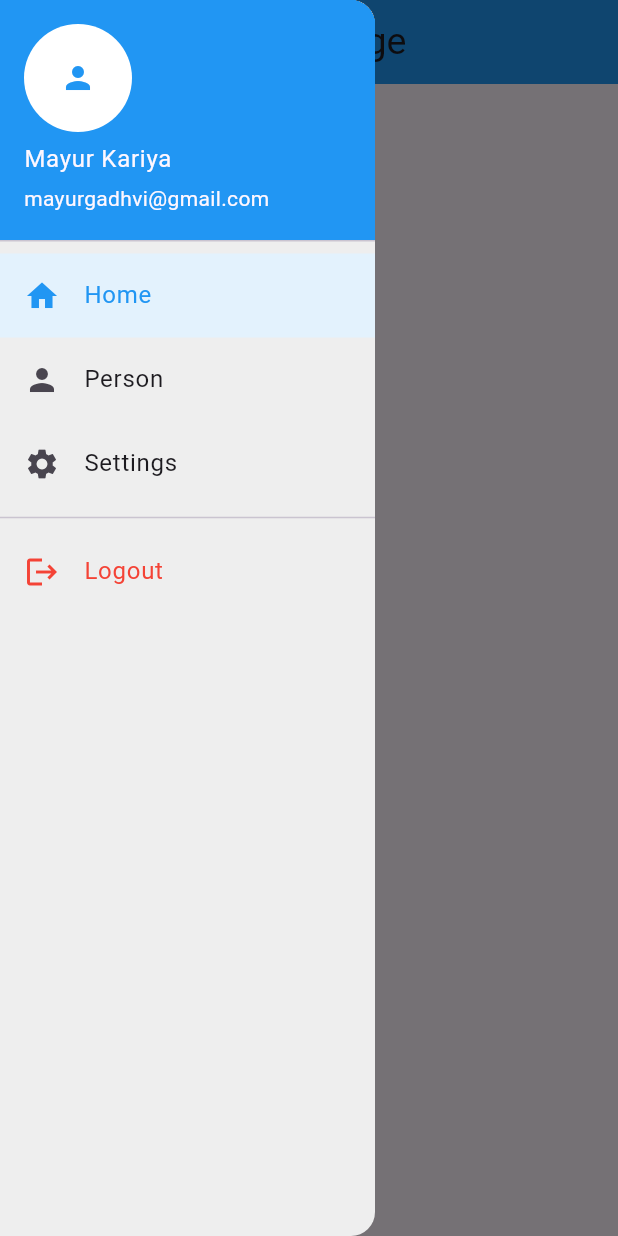
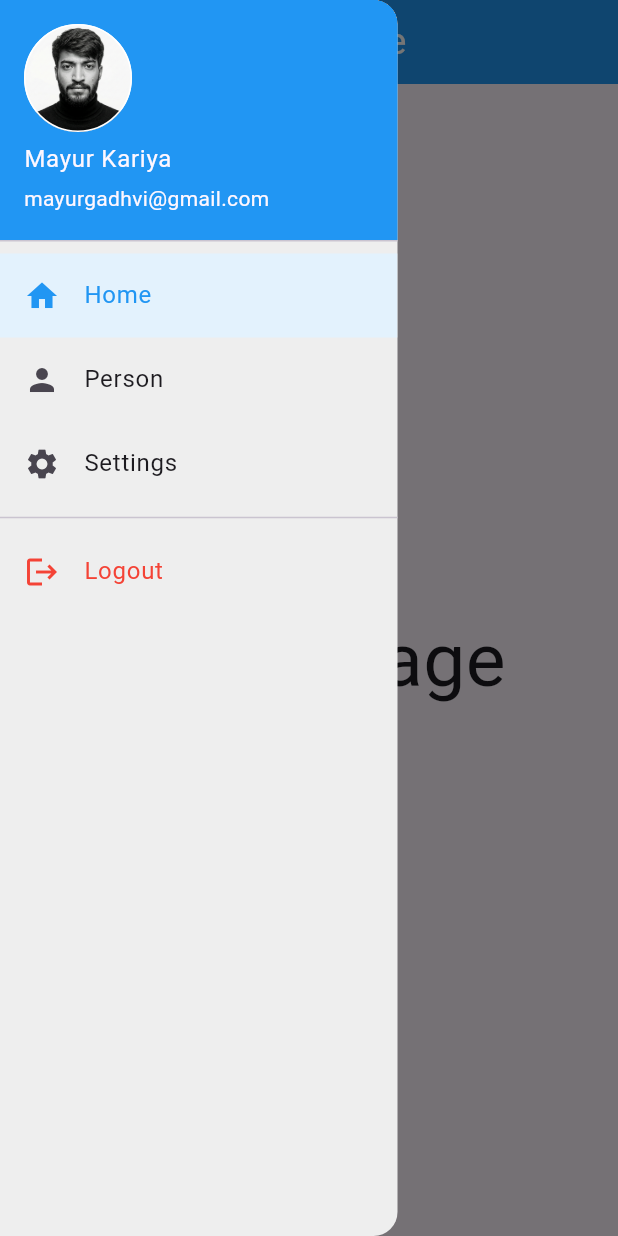
Before and after one commit to mayur6164/Flutter-Learning-Journal, a Flutter app: the screen it shows after launch, with the side drawer open, on a phone screen of 412 x 824 dp. Run offline on Flutter 3.47's test engine with Material 3 defaults, Android fonts, the phone set to English and light mode, and no system bars.

Commit message:
Navigation With Drawer App was structured by separting logic and ui with diffferent class

```diff
--- a/navigate_with_drawer/lib/main.dart
+++ b/navigate_with_drawer/lib/main.dart
@@ -1,4 +1,5 @@
 import 'package:flutter/material.dart';
+import 'package:navigate_with_drawer/my_app_drawer.dart';
 
 void main() {
   runApp(const MyApp());
@@ -7,10 +8,12 @@ void main() {
 class MyApp extends StatelessWidget {
   const MyApp({super.key});
 
-  // This widget is the root of your application.
   @override
   Widget build(BuildContext context) {
-    return MaterialApp(debugShowCheckedModeBanner: false, home: HomePage());
+    return MaterialApp(
+      debugShowCheckedModeBanner: false,
+      home: const HomePage(),
+    );
   }
 }
 
@@ -23,6 +26,7 @@ class HomePage extends StatefulWidget {
 
 class _HomePageState extends State<HomePage> {
   int _selectedIndex = 0;
+
   final List<String> _titles = [
     'Home Page',
     'Person Page',
@@ -31,98 +35,30 @@ class _HomePageState extends State<HomePage> {
   ];
 
   final List<Widget> _pages = [
-    Center(child: Text('Home Page')), // index: 0
-    Center(child: Text('Person Page')), // index: 1
-    Center(child: Text('Settings Page')), // index: 2
-    Center(child: Text('Logout Page')), // index: 3
+    Center(child: Text('Home Page',style: TextStyle(fontSize: 50),)),
+    Center(child: Text('Home Page',style: TextStyle(fontSize: 50),)),
+    Center(child: Text('Person Page',style: TextStyle(fontSize: 50),)),
+    Center(child: Text('Settings Page',style: TextStyle(fontSize: 50),)),
+    Center(child: Text('Logout Page',style: TextStyle(fontSize: 50),)),
   ];
 
   @override
   Widget build(BuildContext context) {
-    // Scaffold
     return Scaffold(
-      // appBar: _titles[_selectedIndex],
       appBar: AppBar(
+        foregroundColor: Colors.white,
         backgroundColor: Colors.blue,
         title: Text(_titles[_selectedIndex], style: TextStyle(fontSize: 25)),
         centerTitle: true,
       ),
-      // The moment you add this 'drawer' property,
-      // Flutter automatically adds the "Hamburger Menu" icon to your AppBar.
-      drawer: Drawer(
-        width: 250,
-        backgroundColor: Colors.grey[200],
-        child: ListView(
-          padding: EdgeInsets.zero,
-          children: [
-            UserAccountsDrawerHeader(
-              decoration: BoxDecoration(color: Colors.blue),
-              accountName: Text('Mayur Kariya'),
-              accountEmail: Text('mayurgadhvi@gmail.com'),
-              currentAccountPicture: CircleAvatar(
-                backgroundColor: Colors.white,
-                foregroundColor: Colors.blue,
-                child: Icon(Icons.person),
-              ),
-            ),
-            ListTile(
-              leading: Icon(Icons.home),
-              title: Text('Home'),
-              onTap: () {
-                setState(() {
-                  _selectedIndex = 0;
-                });
-                Navigator.pop(context);
-              },
-              selected: _selectedIndex == 0,
-              selectedColor: Colors.blue,
-              selectedTileColor: Colors.blue[50],
-            ),
-            ListTile(
-              leading: Icon(Icons.person),
-              title: Text('Person'),
-              onTap: () {
-                setState(() {
-                  _selectedIndex = 1;
-                });
-                Navigator.pop(context);
-              },
-              selected: _selectedIndex == 1,
-              selectedColor: Colors.blue,
-              selectedTileColor: Colors.blue[50],
-            ),
-            ListTile(
-              leading: Icon(Icons.settings),
-              title: Text('Settings'),
-              onTap: () {
-                setState(() {
-                  _selectedIndex = 2;
-                });
-                Navigator.pop(context);
-              },
-              selected: _selectedIndex == 2,
-              selectedColor: Colors.blue,
-              selectedTileColor: Colors.blue[50],
-            ),
-            Divider(),
-            ListTile(
-              leading: Icon(Icons.logout),
-              title: Text('Logout'),
-              iconColor: Colors.red,
-              textColor: Colors.red,
-              onTap: () {
-                setState(() {
-                  _selectedIndex = 3;
-                });
-                Navigator.pop(context);
-              },
-              selected: _selectedIndex == 3,
-              selectedTileColor: Colors.red[50],
-              selectedColor: Colors.red,
-            ),
-          ],
-        ),
-        // We will build this out next
+      drawer: MyAppDrawer(
+        selectedIndex: _selectedIndex,
+        onItemTapped: (int index) {
+          setState(() {
+            _selectedIndex = index;
+          });
+          Navigator.pop(context);
+        },
       ),
       body: _pages[_selectedIndex],
     );
--- /dev/null
+++ b/navigate_with_drawer/lib/my_app_drawer.dart
@@ -0,0 +1,85 @@
+import 'package:flutter/material.dart';
+
+class MyAppDrawer extends StatelessWidget {
+  final int selectedIndex;
+  final Function(int) onItemTapped;
+
+  const MyAppDrawer({
+    required this.selectedIndex,
+    required this.onItemTapped,
+    super.key,
+  });
+
+  @override
+  Widget build(BuildContext context) {
+    return Drawer(
+      width: 265,
+      backgroundColor: Colors.grey[200],
+      child: ListView(
+        padding: EdgeInsets.zero,
+        children: [
+          UserAccountsDrawerHeader(
+            decoration: BoxDecoration(color: Colors.blue),
+            accountName: Text('Mayur Kariya'),
+            accountEmail: Text('mayurgadhvi@gmail.com'),
+            currentAccountPicture: Container(
+              decoration: BoxDecoration(
+                shape: BoxShape.circle,
+                border: Border.all(color: Colors.white, width: 1),
+                // Custom border
+                image: DecorationImage(
+                  fit: BoxFit.cover,
+                  image: AssetImage('assets/images/profile.jpg'),
+                ),
+              ),
+            ),
+          ),
+          ListTile(
+            leading: Icon(Icons.home),
+            title: Text('Home'),
+            onTap: () {
+              onItemTapped(0);
+            },
+            selected: selectedIndex == 0,
+            selectedColor: Colors.blue,
+            selectedTileColor: Colors.blue[50],
+          ),
+          ListTile(
+            leading: Icon(Icons.person),
+            title: Text('Person'),
+            onTap: () {
+              onItemTapped(1);
+            },
+            selected: selectedIndex == 1,
+            selectedColor: Colors.blue,
+            selectedTileColor: Colors.blue[50],
+          ),
+          ListTile(
+            leading: Icon(Icons.settings),
+            title: Text('Settings'),
+            onTap: () {
+              onItemTapped(2);
+            },
+            selected: selectedIndex == 2,
+            selectedColor: Colors.blue,
+            selectedTileColor: Colors.blue[50],
+          ),
+          Divider(),
+          ListTile(
+            leading: Icon(Icons.logout),
+            title: Text('Logout'),
+            iconColor: Colors.red,
+            textColor: Colors.red,
+            onTap: () {
+              onItemTapped(3);
+            },
+            selected: selectedIndex == 3,
+            selectedTileColor: Colors.red[50],
+            selectedColor: Colors.red,
+          ),
+        ],
+      ),
+      // We will build this out next
+    );
+  }
+}
```
Also changed, not shown: 1 other file.
